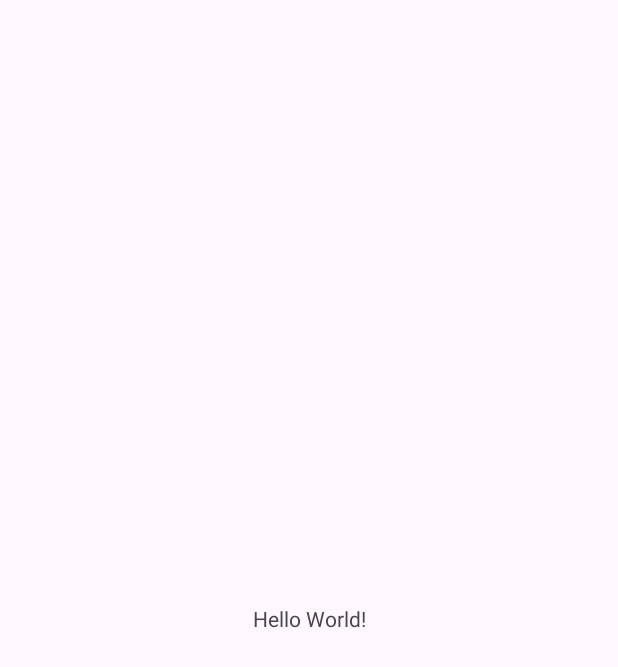
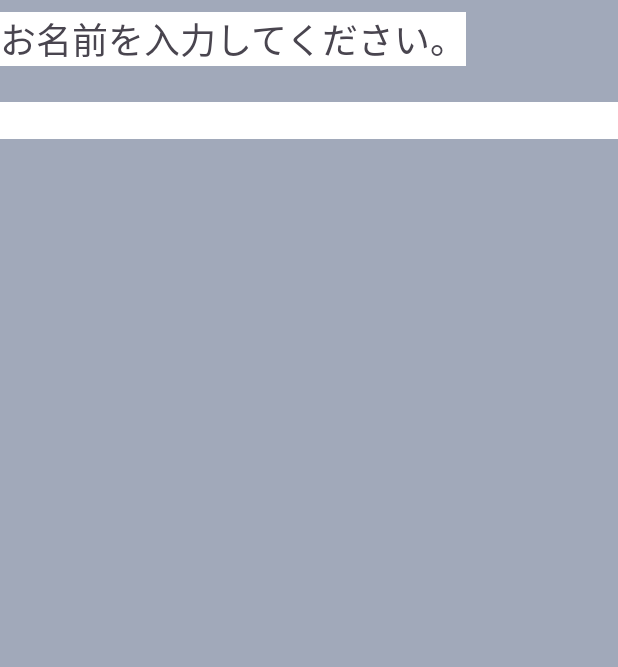
Before and after one commit to piny940/kotlin-android-basic, an Android app: the screen it shows after launch (MainActivity), on a phone screen of 412 x 824 dp. Before the commit the part shown is almost empty. Shown: the top 667 px of the screen. Run offline under Robolectric (Android 15) with nearby library versions, the light colour scheme and no system bars.

Commit message:
edit inputを追加

```diff
--- a/ViewSample/app/build.gradle.kts
+++ b/ViewSample/app/build.gradle.kts
@@ -5,7 +5,7 @@ plugins {
 
 android {
     namespace = "com.example.viewsample"
-    compileSdk = 33
+    compileSdk = 34
 
     defaultConfig {
         applicationId = "com.example.viewsample"
--- a/ViewSample/app/src/main/res/layout/activity_main.xml
+++ b/ViewSample/app/src/main/res/layout/activity_main.xml
@@ -1,18 +1,24 @@
 <?xml version="1.0" encoding="utf-8"?>
-<androidx.constraintlayout.widget.ConstraintLayout xmlns:android="http://schemas.android.com/apk/res/android"
-    xmlns:app="http://schemas.android.com/apk/res-auto"
-    xmlns:tools="http://schemas.android.com/tools"
+<LinearLayout
+    xmlns:android="http://schemas.android.com/apk/res/android"
     android:layout_width="match_parent"
     android:layout_height="match_parent"
-    tools:context=".MainActivity">
-
+    android:background="#A1A9BA"
+    android:orientation="vertical">
     <TextView
         android:layout_width="wrap_content"
         android:layout_height="wrap_content"
-        android:text="Hello World!"
-        app:layout_constraintBottom_toBottomOf="parent"
-        app:layout_constraintEnd_toEndOf="parent"
-        app:layout_constraintStart_toStartOf="parent"
-        app:layout_constraintTop_toTopOf="parent" />
-
-</androidx.constraintlayout.widget.ConstraintLayout>
+        android:id="@+id/tvLabelInput"
+        android:layout_marginBottom="16dp"
+        android:layout_marginTop="8dp"
+        android:background="#ffffff"
+        android:text="@string/tv_msg"
+        android:textSize="24sp" />
+    <EditText
+        android:layout_width="match_parent"
+        android:layout_height="wrap_content"
+        android:layout_marginBottom="24dp"
+        android:layout_marginTop="8dp"
+        android:background="#ffffff"
+        android:inputType="text"></EditText>
+</LinearLayout>
--- a/ViewSample/app/src/main/res/values/strings.xml
+++ b/ViewSample/app/src/main/res/values/strings.xml
@@ -1,3 +1,4 @@
 <resources>
-    <string name="app_name">ViewSample</string>
+    <string name="app_name">画面部品サンプル</string>
+    <string name="tv_msg">お名前を入力してください。</string>
 </resources>
```
